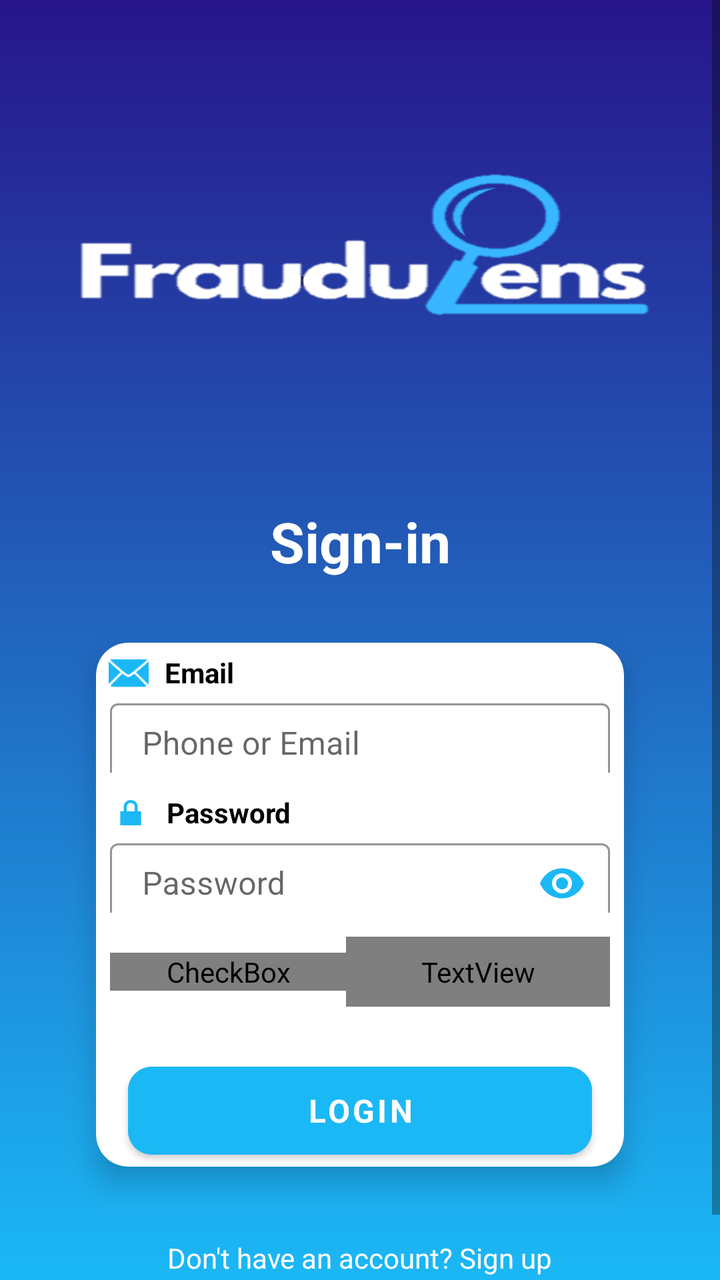
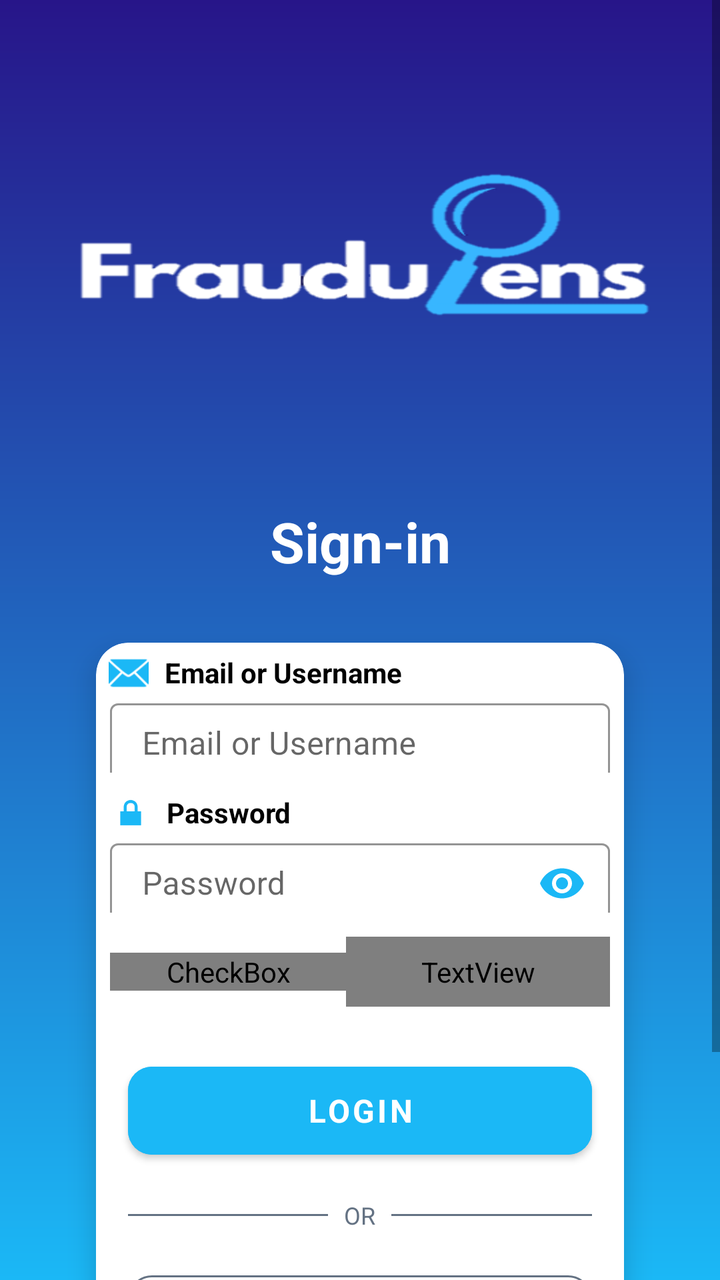

The first picture is an Android layout as it rendered before a commit; the second is the same layout after the commit. The layout source and the unified diff follow.
<!-- AndroidManifest.xml: application theme Theme.FrauduLens -->
<!-- res/layout/activity_login.xml -->
<?xml version="1.0" encoding="utf-8"?>
<ScrollView xmlns:android="http://schemas.android.com/apk/res/android"
    xmlns:app="http://schemas.android.com/apk/res-auto"
    android:fillViewport="true"
    android:layout_width="match_parent"
    android:layout_height="match_parent"
    android:background="@drawable/gradient_bg_reversed">

    <androidx.constraintlayout.widget.ConstraintLayout
        android:layout_width="match_parent"
        android:layout_height="wrap_content"
        android:padding="24dp">

        <ImageView
            android:id="@+id/imgLogo"
            android:layout_width="340dp"
            android:layout_height="220dp"
            android:layout_marginTop="0dp"
            android:scaleType="fitXY"
            android:src="@drawable/flbg"
            app:layout_constraintEnd_toEndOf="parent"
            app:layout_constraintStart_toStartOf="parent"
            app:layout_constraintTop_toTopOf="parent" />

        <TextView
            android:id="@+id/tvTitle"
            android:layout_width="0dp"
            android:layout_height="wrap_content"
            android:layout_marginTop="8dp"
            android:gravity="center"
            android:text="Sign-in"
            android:textColor="@color/surface"
            android:textSize="28sp"
            android:textStyle="bold"
            app:layout_constraintEnd_toEndOf="parent"
            app:layout_constraintHorizontal_bias="0.0"
            app:layout_constraintStart_toStartOf="parent"
            app:layout_constraintTop_toBottomOf="@id/imgLogo" />

        <com.google.android.material.card.MaterialCardView
            android:id="@+id/cardLogin"
            android:layout_width="0dp"
            android:layout_height="wrap_content"
            android:layout_marginTop="32dp"
            android:layout_marginStart="24dp"
            android:layout_marginEnd="24dp"
            app:cardCornerRadius="16dp"
            app:cardElevation="8dp"
            app:cardBackgroundColor="@color/surface"
            android:padding="20dp"
            app:layout_constraintTop_toBottomOf="@id/tvTitle"
            app:layout_constraintStart_toStartOf="parent"
            app:layout_constraintEnd_toEndOf="parent">

            <LinearLayout
                android:layout_width="match_parent"
                android:layout_height="wrap_content"
                android:gravity="center_horizontal"
                android:orientation="vertical">

                
                <LinearLayout
                    android:layout_width="251dp"
                    android:layout_height="wrap_content"
                    android:layout_marginStart="16dp"
                    android:layout_marginTop="5dp"
                    android:layout_marginEnd="16dp"
                    android:gravity="center_vertical"
                    android:orientation="horizontal">

                    <ImageView
                        android:layout_width="20dp"
                        android:layout_height="20dp"
                        android:src="@android:drawable/ic_dialog_email"
                        android:tint="@color/secondaryColor" />

                    <TextView
                        android:layout_width="wrap_content"
                        android:layout_height="wrap_content"
                        android:layout_marginStart="8dp"
                        android:fontFamily="sans-serif"
                        android:text="Email"
                        android:textColor="@color/textPrimary"
                        android:textSize="14sp"
                        android:textStyle="bold" />
                </LinearLayout>

                
                <com.google.android.material.textfield.TextInputLayout
                    style="@style/Widget.MaterialComponents.TextInputLayout.OutlinedBox"
                    android:layout_width="250dp"
                    android:layout_height="40dp"
                    android:layout_gravity="center_horizontal"
                    android:layout_marginStart="16dp"
                    android:layout_marginTop="0dp"
                    android:layout_marginEnd="16dp"
                    android:hint="@string/email_hint"
                    app:boxStrokeColor="@color/colorBlue"
                    app:hintTextColor="@color/colorBlue">

                    <com.google.android.material.textfield.TextInputEditText
                        android:id="@+id/etEmail"
                        android:layout_width="match_parent"
                        android:layout_height="40dp"
                        android:fontFamily="sans-serif"
                        android:gravity="center_vertical"
                        android:inputType="textEmailAddress"
                        android:textColor="@color/textPrimary"
                        android:textSize="16sp" />
                </com.google.android.material.textfield.TextInputLayout>

                
                <LinearLayout
                    android:layout_width="249dp"
                    android:layout_height="wrap_content"
                    android:layout_marginStart="16dp"
                    android:layout_marginTop="10dp"
                    android:layout_marginEnd="16dp"
                    android:gravity="center_vertical"
                    android:orientation="horizontal">

                    <ImageView
                        android:layout_width="20dp"
                        android:layout_height="20dp"
                        android:src="@android:drawable/ic_lock_lock"
                        android:tint="@color/secondaryColor" />

                    <TextView
                        android:layout_width="wrap_content"
                        android:layout_height="wrap_content"
                        android:layout_marginStart="8dp"
                        android:fontFamily="sans-serif"
                        android:text="Password"
                        android:textColor="@color/textPrimary"
                        android:textSize="14sp"
                        android:textStyle="bold" />
                </LinearLayout>

                
                <com.google.android.material.textfield.TextInputLayout
                    style="@style/Widget.MaterialComponents.TextInputLayout.OutlinedBox"
                    android:layout_width="250dp"
                    android:layout_height="40dp"
                    android:layout_gravity="center_horizontal"
                    android:layout_marginStart="16dp"
                    android:layout_marginTop="0dp"
                    android:layout_marginEnd="16dp"
                    android:hint="@string/password_hint"
                    app:boxStrokeColor="@color/secondaryColor"
                    app:endIconMode="password_toggle"
                    app:endIconTint="@color/secondaryColor"
                    app:hintTextColor="@color/secondaryColor">

                    <com.google.android.material.textfield.TextInputEditText
                        android:id="@+id/etPassword"
                        android:layout_width="250dp"
                        android:layout_height="40dp"
                        android:fontFamily="sans-serif"
                        android:gravity="center_vertical"
                        android:inputType="textPassword"
                        android:textColor="@color/textPrimary"
                        android:textSize="16sp" />
                </com.google.android.material.textfield.TextInputLayout>

                
                <LinearLayout
                    android:layout_width="250dp"
                    android:layout_height="wrap_content"
                    android:layout_marginStart="16dp"
                    android:layout_marginTop="12dp"
                    android:layout_marginEnd="16dp"
                    android:gravity="center_vertical"
                    android:orientation="horizontal">

                    <CheckBox
                        android:id="@+id/cbRememberMe"
                        android:layout_width="118dp"
                        android:layout_height="wrap_content"
                        android:checked="false"
                        android:fontFamily="@font/league_spartan"
                        android:text="Remember me"
                        android:textColor="@color/colorGray"
                        android:textSize="10sp" />

                    <TextView
                        android:id="@+id/tvForgot"
                        android:layout_width="0dp"
                        android:layout_height="wrap_content"
                        android:layout_weight="1"
                        android:background="?attr/selectableItemBackground"
                        android:clickable="true"
                        android:focusable="true"
                        android:fontFamily="@font/league_spartan"
                        android:gravity="end"
                        android:padding="8dp"
                        android:text="@string/forgot_password"
                        android:textColor="@color/colorGray"
                        android:textSize="10sp" />
                </LinearLayout>

                
                <com.google.android.material.button.MaterialButton
                    android:id="@+id/btnLogin"
                    style="@style/Widget.MaterialComponents.Button"
                    android:layout_width="match_parent"
                    android:layout_height="56dp"
                    android:layout_marginStart="16dp"
                    android:layout_marginTop="24dp"
                    android:layout_marginEnd="16dp"
                    android:backgroundTint="@color/colorBlue"
                    android:text="@string/login"
                    android:textSize="16sp"
                    android:textStyle="bold"
                    app:cornerRadius="12dp" />
            </LinearLayout>
        </com.google.android.material.card.MaterialCardView>

        <TextView
            android:id="@+id/tvRegister"
            android:layout_width="wrap_content"
            android:layout_height="wrap_content"
            android:text="Don't have an account? Sign up"
            android:textColor="@color/surface"
            android:textSize="14sp"
            android:padding="12dp"
            android:clickable="true"
            android:focusable="true"
            android:background="?attr/selectableItemBackground"
            app:layout_constraintTop_toBottomOf="@id/cardLogin"
            app:layout_constraintStart_toStartOf="parent"
            app:layout_constraintEnd_toEndOf="parent"
            android:layout_marginTop="24dp"/>

    </androidx.constraintlayout.widget.ConstraintLayout>
</ScrollView>
<!-- resources referenced by this layout -->
<resources>
  <color name="colorBlue">#1BB8F6</color>
  <color name="colorGray">#647283</color>
  <color name="secondaryColor">#1BB8F6</color>
  <color name="surface">#FFFFFF</color>
  <color name="textPrimary">#000000</color>
  <!-- drawable flbg: png bitmap (drawable, 5142 bytes) -->
  <!-- drawable gradient_bg_reversed (drawable) -->
  <?xml version="1.0" encoding="utf-8"?>
  <shape xmlns:android="http://schemas.android.com/apk/res/android" android:shape="rectangle">
      <gradient
          android:angle="90"
          android:startColor="@color/colorBlue"
          android:centerColor="@color/colorBlue"
          android:centerY="0"
          android:endColor="@color/colorDarkPurple"
          android:type="linear" />
  </shape>
  <string name="email_hint">Phone or Email</string>
  <string name="forgot_password">Forgot Password?</string>
  <string name="login">Login</string>
  <string name="password_hint">Password</string>
  <style name="Theme.FrauduLens" parent="Theme.MaterialComponents.DayNight.NoActionBar">
          <item name="colorPrimary">@color/primaryColor</item>
          <item name="colorPrimaryVariant">@color/primaryVariant</item>
          <item name="colorSecondary">@color/secondaryColor</item>
          <item name="android:statusBarColor">@color/primaryVariant</item>
          <item name="android:navigationBarColor">@color/primaryVariant</item>
          <item name="materialCardViewStyle">@style/Widget.MaterialComponents.CardView</item>
          <item name="android:windowBackground">@drawable/gradient_bg</item>
          <item name="android:fontFamily">sans-serif</item>
      </style>
  <color name="colorDarkPurple">#271589</color>
  <color name="primaryColor">#2F08F1</color>
  <color name="primaryVariant">#271589</color>
  <!-- drawable gradient_bg (drawable) -->
  <?xml version="1.0" encoding="utf-8"?>
  <shape xmlns:android="http://schemas.android.com/apk/res/android" android:shape="rectangle">
      <gradient
          android:angle="90"
          android:startColor="@color/colorDarkPurple"
          android:centerColor="@color/colorDarkPurple"
          android:centerY="0.5"
          android:endColor="@color/colorBlue"
          android:type="linear" />
  </shape>
</resources>

<!-- the commit's change to res/layout/activity_login.xml (unified diff, before → after) -->
@@ -79,7 +79,7 @@
                         android:layout_height="wrap_content"
                         android:layout_marginStart="8dp"
                         android:fontFamily="sans-serif"
-                        android:text="Email"
+                        android:text="Email or Username"
                         android:textColor="@color/textPrimary"
                         android:textSize="14sp"
                         android:textStyle="bold" />
@@ -94,7 +94,7 @@
                     android:layout_marginStart="16dp"
                     android:layout_marginTop="0dp"
                     android:layout_marginEnd="16dp"
-                    android:hint="@string/email_hint"
+                    android:hint="Email or Username"
                     app:boxStrokeColor="@color/colorBlue"
                     app:hintTextColor="@color/colorBlue">
 
@@ -104,7 +104,7 @@
                         android:layout_height="40dp"
                         android:fontFamily="sans-serif"
                         android:gravity="center_vertical"
-                        android:inputType="textEmailAddress"
+                        android:inputType="text"
                         android:textColor="@color/textPrimary"
                         android:textSize="16sp" />
                 </com.google.android.material.textfield.TextInputLayout>
@@ -212,6 +212,58 @@
                     android:textSize="16sp"
                     android:textStyle="bold"
                     app:cornerRadius="12dp" />
+
+                
+                <LinearLayout
+                    android:layout_width="match_parent"
+                    android:layout_height="wrap_content"
+                    android:layout_marginStart="16dp"
+                    android:layout_marginTop="16dp"
+                    android:layout_marginEnd="16dp"
+                    android:gravity="center_vertical"
+                    android:orientation="horizontal">
+
+                    <View
+                        android:layout_width="0dp"
+                        android:layout_height="1dp"
+                        android:layout_weight="1"
+                        android:background="@color/colorGray" />
+
+                    <TextView
+                        android:layout_width="wrap_content"
+                        android:layout_height="wrap_content"
+                        android:layout_marginStart="8dp"
+                        android:layout_marginEnd="8dp"
+                        android:text="OR"
+                        android:textColor="@color/colorGray"
+                        android:textSize="12sp" />
+
+                    <View
+                        android:layout_width="0dp"
+                        android:layout_height="1dp"
+                        android:layout_weight="1"
+                        android:background="@color/colorGray" />
+                </LinearLayout>
+
+                
+                <com.google.android.material.button.MaterialButton
+                    android:id="@+id/btnGoogleSignIn"
+                    style="@style/Widget.MaterialComponents.Button.OutlinedButton"
+                    android:layout_width="match_parent"
+                    android:layout_height="56dp"
+                    android:layout_marginStart="16dp"
+                    android:layout_marginTop="16dp"
+                    android:layout_marginEnd="16dp"
+                    android:text="Continue with Google"
+                    android:textColor="@color/textPrimary"
+                    android:textSize="16sp"
+                    android:textStyle="bold"
+                    app:cornerRadius="12dp"
+                    app:strokeColor="@color/colorGray"
+                    app:strokeWidth="1dp"
+                    app:icon="@android:drawable/ic_menu_search"
+                    app:iconGravity="textStart"
+                    app:iconTint="@color/textPrimary" />
             </LinearLayout>
         </com.google.android.material.card.MaterialCardView>
 
<!-- resource entries referenced after the edit -->
@@ -17,7 +17,6 @@
           android:endColor="@color/colorDarkPurple"
           android:type="linear" />
   </shape>
-  <string name="email_hint">Phone or Email</string>
   <string name="forgot_password">Forgot Password?</string>
   <string name="login">Login</string>
   <string name="password_hint">Password</string>
